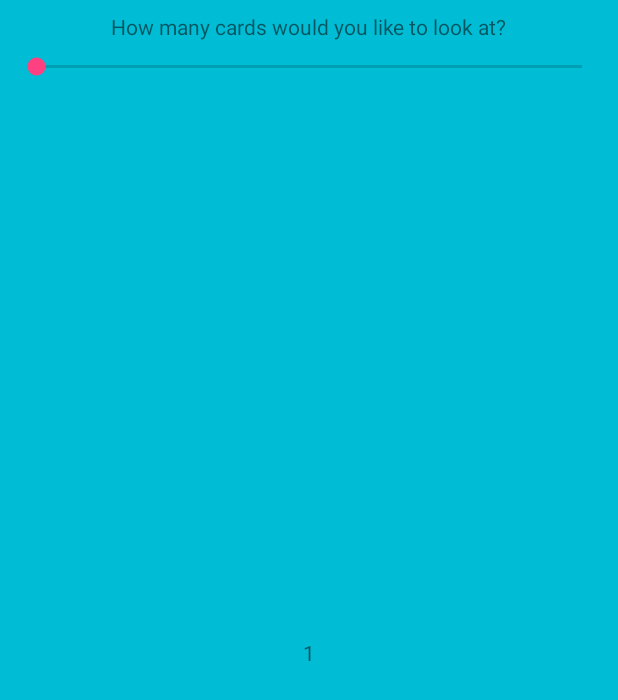
After one commit to CrazyBurrito/AeonsEndCompanion, an Android app: the layout scry_popup.xml on its own in the app's theme, with its tools: preview values and no code run, on a phone screen of 412 x 824 dp. The commit adds this screen. Shown: the top 700 px of the screen. Run offline under Robolectric (Android 15) with nearby library versions, the phone set to English and light mode, and no system bars.

Commit message:
Shuffle functionality. Scry popup fixed.

```diff
--- a/app/src/main/res/layout/activity_deck.xml
+++ b/app/src/main/res/layout/activity_deck.xml
@@ -8,6 +8,7 @@
     tools:context="com.josh.aeonsendcompanion.DeckActivity">
 
     <GridLayout
+        android:id="@+id/deckGrid"
         android:layout_width="395dp"
         android:layout_height="587dp"
         app:layout_constraintBottom_toBottomOf="parent"
@@ -106,9 +107,9 @@
                     android:layout_height="match_parent"
                     android:layout_weight=".5"
                     android:clickable="true"
+                    android:focusable="true"
                     android:onClick="scry"
-                    android:text="@string/scry"
-                    android:focusable="true" />
+                    android:text="@string/scry" />
             </LinearLayout>
 
             <ImageView
--- /dev/null
+++ b/app/src/main/res/layout/scry_popup.xml
@@ -0,0 +1,44 @@
+<?xml version="1.0" encoding="utf-8"?>
+<android.support.constraint.ConstraintLayout xmlns:android="http://schemas.android.com/apk/res/android"
+    xmlns:app="http://schemas.android.com/apk/res-auto"
+    xmlns:tools="http://schemas.android.com/tools"
+    android:layout_width="match_parent"
+    android:layout_height="match_parent"
+    android:background="#00BCD4">
+
+    <TextView
+        android:id="@+id/textView"
+        android:layout_width="wrap_content"
+        android:layout_height="wrap_content"
+        android:layout_marginStart="8dp"
+        android:layout_marginTop="8dp"
+        android:layout_marginEnd="8dp"
+        android:text="@string/scry_depth_message"
+        app:layout_constraintEnd_toEndOf="parent"
+        app:layout_constraintStart_toStartOf="parent"
+        app:layout_constraintTop_toTopOf="parent" />
+
+    <SeekBar
+        android:id="@+id/scryDepthSeekBar"
+        android:layout_width="0dp"
+        android:layout_height="wrap_content"
+        android:layout_marginStart="8dp"
+        android:layout_marginTop="8dp"
+        android:layout_marginEnd="8dp"
+        app:layout_constraintEnd_toEndOf="parent"
+        app:layout_constraintStart_toStartOf="parent"
+        app:layout_constraintTop_toBottomOf="@+id/textView" />
+
+    <TextView
+        android:id="@+id/scryDepthProgress"
+        android:layout_width="wrap_content"
+        android:layout_height="wrap_content"
+        android:layout_marginStart="8dp"
+        android:layout_marginEnd="8dp"
+        android:layout_marginBottom="8dp"
+        android:text="1"
+        app:layout_constraintBottom_toBottomOf="parent"
+        app:layout_constraintEnd_toEndOf="parent"
+        app:layout_constraintStart_toStartOf="parent"
+        app:layout_constraintTop_toBottomOf="@+id/scryDepthSeekBar" />
+</android.support.constraint.ConstraintLayout>
```
Also changed, not shown: app/src/main/java/com/josh/aeonsendcompanion/Card.java (+4 -4 lines), app/src/main/java/com/josh/aeonsendcompanion/DeckActivity.java (+64 -52 lines), app/src/main/java/com/josh/aeonsendcompanion/Role.java (added, +10 -0 lines).
